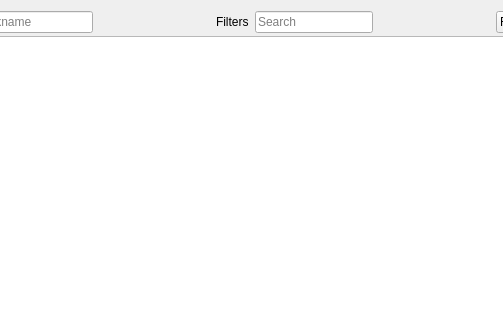
This is src/citra/multiplayer/lobby.ui in Gegopat/citra as Qt 5 draws it before an edit; both pictures show x 96 to 599 and y 0 to 320 of the 689 by 468 pixel window. The edited form follows.
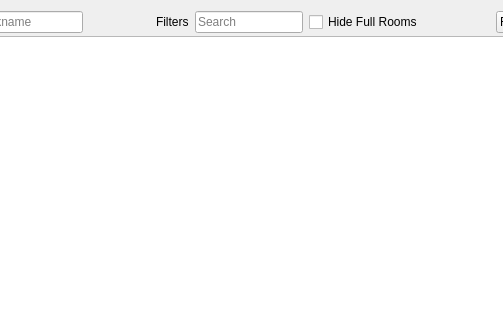
This is the edited form.

Commit message:
Revert "Use WebSockets for rooms"
This reverts commit 991ec1f6edb61a974ad8d8c277eba37509d3bac7.

What changed in the file:
```diff
--- a/src/citra/multiplayer/lobby.ui
+++ b/src/citra/multiplayer/lobby.ui
@@ -70,6 +70,13 @@
            </property>
           </widget>
          </item>
+         <item>
+          <widget class="QCheckBox" name="hide_full">
+           <property name="text">
+            <string>Hide Full Rooms</string>
+           </property>
+          </widget>
+         </item>
          <item>
           <spacer name="horizontalSpacer">
            <property name="orientation">
```
The commit also changes 29 other files.
